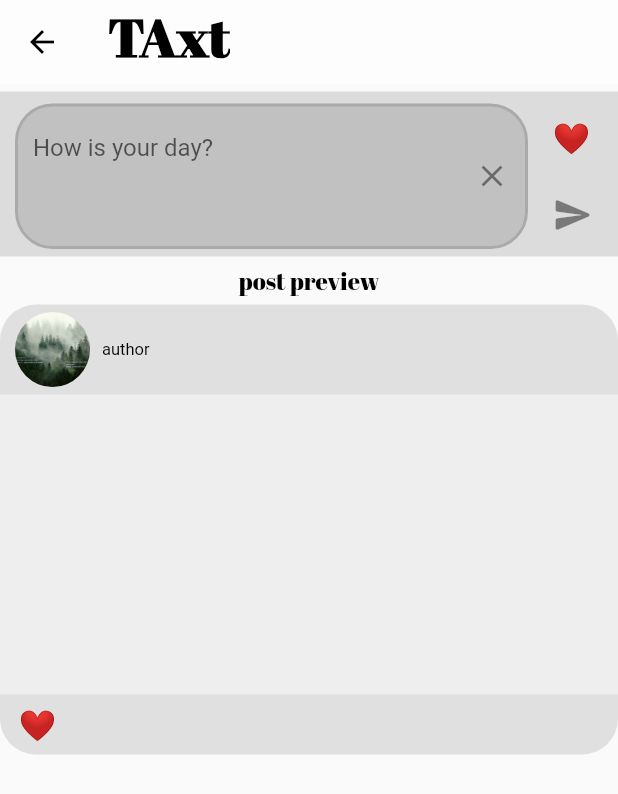
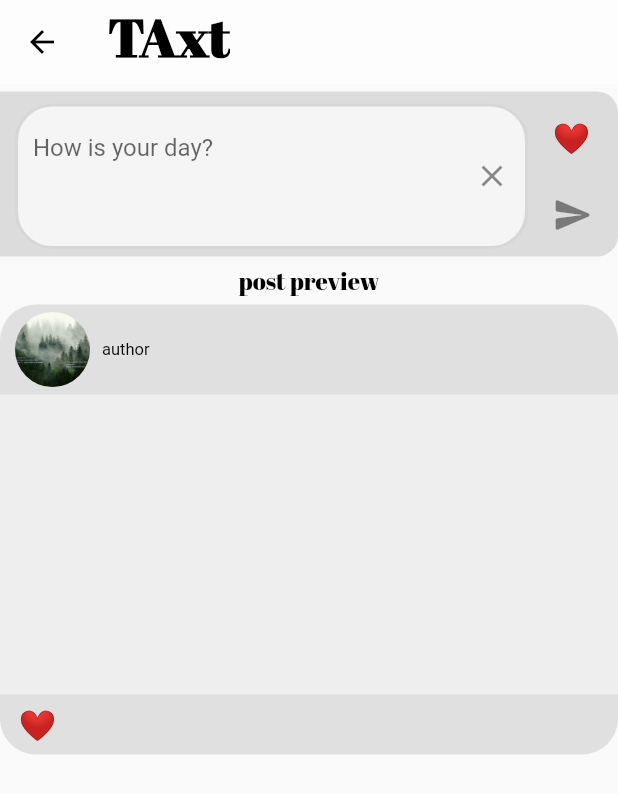
Before and after one commit to ychia112/TAxt_SocialMedia, a Flutter app: the UserPost screen opened directly, on a phone screen of 412 x 824 dp. Shown: the top 794 px of the screen. Run offline on Flutter 3.47's test engine with Material 2 defaults, Android fonts, the phone set to English and light mode, and no system bars; our stand-ins replace flutter_dotenv, google_fonts, google_nav_bar, image_picker, shared_preferences and 1 more; missing offline and left inert: dart:ffi, walletconnect_dart, web3dart; accounts and stored records are empty.

Commit message:
change layout of input post

```diff
--- a/lib/pages/post_page.dart
+++ b/lib/pages/post_page.dart
@@ -182,7 +182,9 @@ class _UserPostState extends State<UserPost> {
                       Container(
                         alignment: Alignment.topCenter,
                         decoration: const BoxDecoration(
+                            borderRadius: BorderRadius.only(topRight:Radius.circular(14),bottomRight:Radius.circular(14)),
                             color: Colors.black12,
+
                         ),
                         constraints: const BoxConstraints(
                           minHeight: 100,
@@ -207,7 +209,7 @@ class _UserPostState extends State<UserPost> {
                                   decoration: InputDecoration(
                                     hintText: 'How is your day?',
                                     filled: true,
-                                    fillColor:Colors.black12,
+                                    fillColor:Colors.white70,
                                     enabledBorder: OutlineInputBorder(
                                       borderRadius: BorderRadius.circular(25.0),
                                       borderSide:
```
